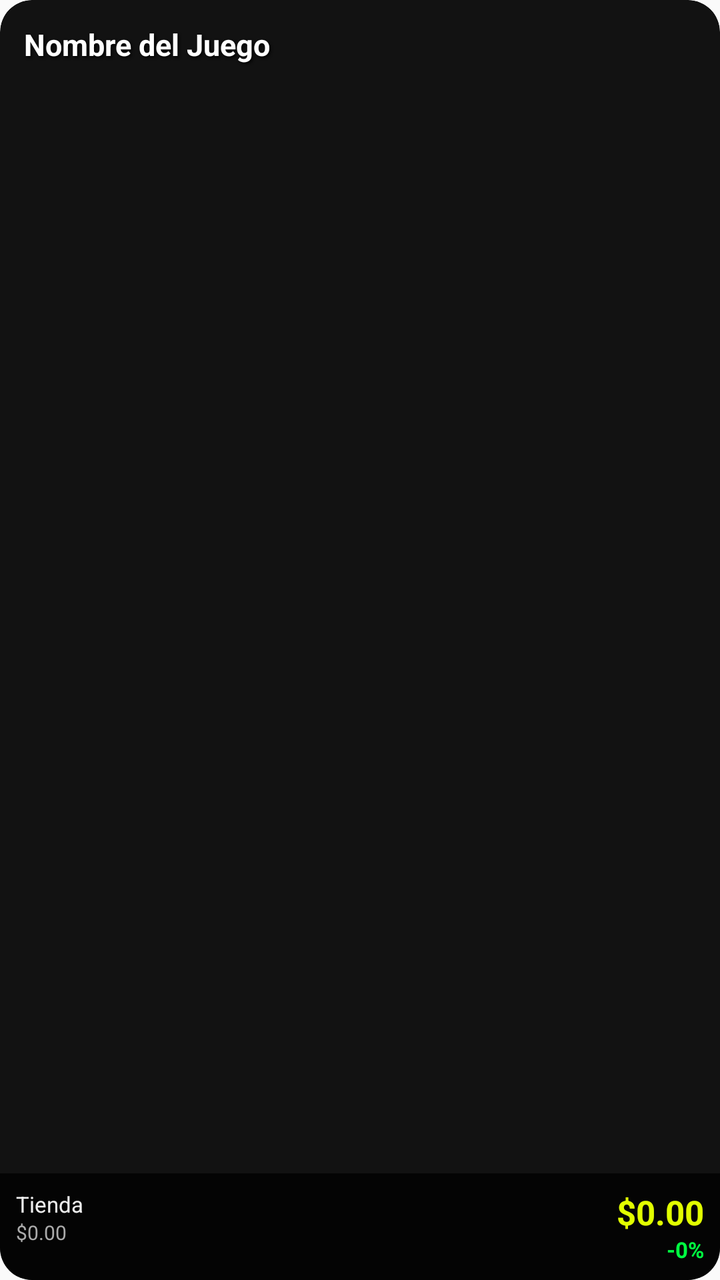
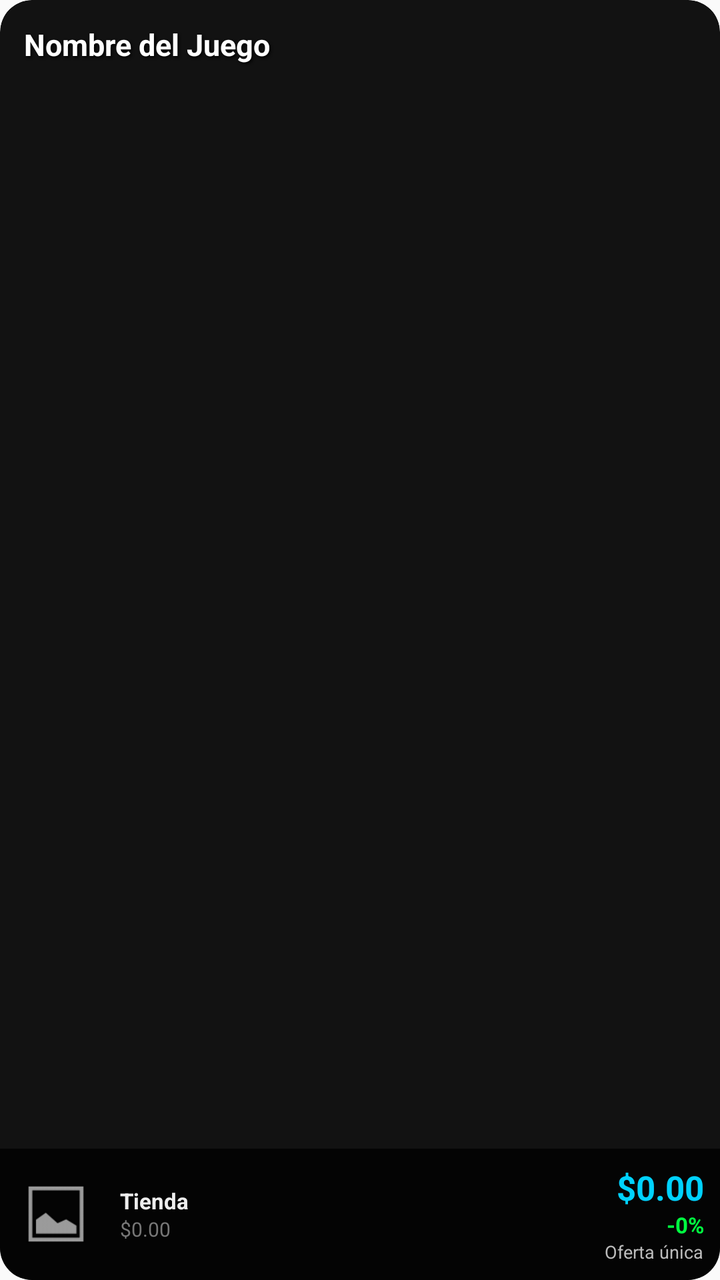

Compare the two renders of this Android layout. The source of the first and the diff that turns it into the second are given below.
<!-- AndroidManifest.xml: application theme AppTheme -->
<!-- res/layout/favorite_widget.xml -->
<?xml version="1.0" encoding="utf-8"?>
<RelativeLayout xmlns:android="http://schemas.android.com/apk/res/android"
  android:id="@+id/widget_root"
  android:layout_width="match_parent"
  android:layout_height="match_parent"
  android:background="@drawable/widget_round_bg"
  android:clipToOutline="true">

  
  <RelativeLayout
    android:id="@+id/widget_content_layout"
    android:layout_width="match_parent"
    android:layout_height="match_parent">

    <ImageView
      android:id="@+id/widget_image"
      android:layout_width="match_parent"
      android:layout_height="match_parent"
      android:scaleType="centerCrop"
      android:alpha="0.6" />

    <TextView
      android:id="@+id/widget_title"
      android:layout_width="match_parent"
      android:layout_height="wrap_content"
      android:padding="12dp"
      android:text="Nombre del Juego"
      android:textColor="#FFFFFF"
      android:textSize="15sp"
      android:textStyle="bold"
      android:shadowColor="#000000"
      android:shadowDx="2"
      android:shadowDy="2"
      android:shadowRadius="3" />

    <RelativeLayout
      android:layout_width="match_parent"
      android:layout_height="wrap_content"
      android:layout_alignParentBottom="true"
      android:background="#CC000000"
      android:padding="8dp">

      <LinearLayout
        android:layout_width="wrap_content"
        android:layout_height="wrap_content"
        android:orientation="vertical"
        android:layout_alignParentLeft="true">

        <TextView
          android:id="@+id/widget_store"
          android:layout_width="wrap_content"
          android:layout_height="wrap_content"
          android:text="Tienda"
          android:textColor="#EEEEEE"
          android:textSize="11sp" />

        <TextView
          android:id="@+id/widget_normal_price"
          android:layout_width="wrap_content"
          android:layout_height="wrap_content"
          android:text="$0.00"
          android:textColor="#AAAAAA"
          android:textSize="10sp" />
      </LinearLayout>

      <LinearLayout
        android:layout_width="wrap_content"
        android:layout_height="wrap_content"
        android:layout_alignParentRight="true"
        android:layout_centerVertical="true"
        android:orientation="vertical"
        android:gravity="end">

        <TextView
          android:id="@+id/widget_sale_price"
          android:layout_width="wrap_content"
          android:layout_height="wrap_content"
          android:text="$0.00"
          android:textColor="#E1FF00"
          android:textSize="17sp"
          android:textStyle="bold" />

        <TextView
          android:id="@+id/widget_savings"
          android:layout_width="wrap_content"
          android:layout_height="wrap_content"
          android:text="-0%"
          android:textColor="#00FF41"
          android:textSize="11sp"
          android:textStyle="bold" />
      </LinearLayout>
    </RelativeLayout>
  </RelativeLayout>

  
  <LinearLayout
    android:id="@+id/widget_empty_layout"
    android:layout_width="match_parent"
    android:layout_height="match_parent"
    android:gravity="center"
    android:orientation="vertical"
    android:padding="16dp"
    android:visibility="gone">

    <ImageView
      android:layout_width="40dp"
      android:layout_height="40dp"
      android:src="@android:drawable/ic_menu_revert"
      android:alpha="0.4"
      android:tint="#FFFFFF" />

    <TextView
      android:layout_width="wrap_content"
      android:layout_height="wrap_content"
      android:layout_marginTop="8dp"
      android:text="No tienes Favoritos"
      android:textColor="#FFFFFF"
      android:textSize="16sp"
      android:textStyle="bold" />

    <TextView
      android:layout_width="wrap_content"
      android:layout_height="wrap_content"
      android:layout_marginTop="4dp"
      android:text="Toca para buscar ofertas"
      android:textColor="#BBBBBB"
      android:textSize="12sp" />
  </LinearLayout>

</RelativeLayout>
<!-- resources referenced by this layout -->
<resources>
  <!-- drawable widget_round_bg (drawable) -->
  <?xml version="1.0" encoding="utf-8"?>
  <shape xmlns:android="http://schemas.android.com/apk/res/android">
      <solid android:color="#121212" />
      <corners android:radius="16dp" />
  </shape>
  <style name="AppTheme" parent="Theme.AppCompat.Light.DarkActionBar">
          
          <item name="colorPrimary">@color/colorPrimary</item>
          <item name="colorPrimaryDark">@color/colorPrimaryDark</item>
          <item name="colorAccent">@color/colorAccent</item>
      </style>
</resources>

<!-- the commit's change to res/layout/favorite_widget.xml (unified diff, before → after) -->
@@ -40,11 +40,22 @@
       android:background="#CC000000"
       android:padding="8dp">
 
+      <ImageView
+        android:id="@+id/widget_store_image"
+        android:layout_width="40dp"
+        android:layout_height="40dp"
+        android:layout_alignParentStart="true"
+        android:layout_centerVertical="true"
+        android:layout_marginEnd="12dp"
+        android:scaleType="centerCrop"
+        android:src="@android:drawable/ic_menu_gallery" />
+
       <LinearLayout
         android:layout_width="wrap_content"
         android:layout_height="wrap_content"
-        android:orientation="vertical"
-        android:layout_alignParentLeft="true">
+        android:layout_toEndOf="@id/widget_store_image"
+        android:layout_centerVertical="true"
+        android:orientation="vertical">
 
         <TextView
           android:id="@+id/widget_store"
@@ -52,21 +63,22 @@
           android:layout_height="wrap_content"
           android:text="Tienda"
           android:textColor="#EEEEEE"
-          android:textSize="11sp" />
+          android:textSize="11sp"
+          android:textStyle="bold" />
 
         <TextView
           android:id="@+id/widget_normal_price"
           android:layout_width="wrap_content"
           android:layout_height="wrap_content"
           android:text="$0.00"
-          android:textColor="#AAAAAA"
+          android:textColor="#777777"
           android:textSize="10sp" />
       </LinearLayout>
 
       <LinearLayout
         android:layout_width="wrap_content"
         android:layout_height="wrap_content"
-        android:layout_alignParentRight="true"
+        android:layout_alignParentEnd="true"
         android:layout_centerVertical="true"
         android:orientation="vertical"
         android:gravity="end">
@@ -76,7 +88,7 @@
           android:layout_width="wrap_content"
           android:layout_height="wrap_content"
           android:text="$0.00"
-          android:textColor="#E1FF00"
+          android:textColor="#00D2FF"
           android:textSize="17sp"
           android:textStyle="bold" />
 
@@ -88,6 +100,14 @@
           android:textColor="#00FF41"
           android:textSize="11sp"
           android:textStyle="bold" />
+
+        <TextView
+          android:id="@+id/widget_promo_counter"
+          android:layout_width="wrap_content"
+          android:layout_height="wrap_content"
+          android:text="Oferta única"
+          android:textColor="#BBBBBB"
+          android:textSize="9sp" />
       </LinearLayout>
     </RelativeLayout>
   </RelativeLayout>
